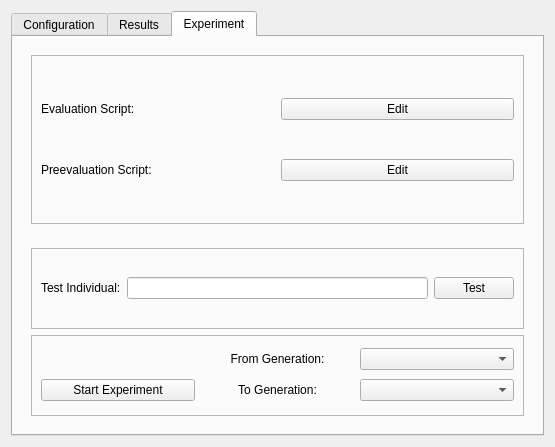
First picture: the form in MLC/GUI/Autogenerated/untitled/experiment.ui, repository MachineLearningControl/OpenMLC-Python, before the edit.
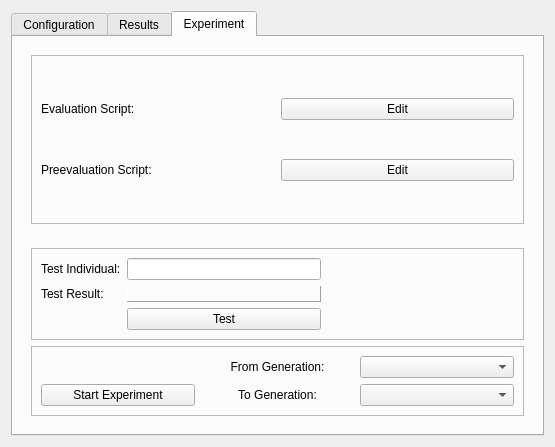
Second picture: the form after the edit. The open tabs and pages were chosen to show the change.

Commit message:
Added Test Individual feature
* #33

The edit to the form file:
```diff
--- a/MLC/GUI/Autogenerated/untitled/experiment.ui
+++ b/MLC/GUI/Autogenerated/untitled/experiment.ui
@@ -407,11 +407,11 @@
             <property name="frameShadow">
              <enum>QFrame::Raised</enum>
             </property>
-            <layout class="QGridLayout" name="gridLayout_2">
-             <item row="0" column="2">
-              <widget class="QPushButton" name="test_button">
+            <layout class="QGridLayout" name="gridLayout">
+             <item row="1" column="0">
+              <widget class="QLabel" name="label">
                <property name="text">
-                <string>Test</string>
+                <string>Test Result:</string>
                </property>
               </widget>
              </item>
@@ -423,7 +423,43 @@
               </widget>
              </item>
              <item row="0" column="1">
-              <widget class="QLineEdit" name="test_edit"/>
+              <widget class="QLineEdit" name="test_indiv_edit"/>
+             </item>
+             <item row="1" column="1">
+              <widget class="QLabel" name="test_label_result">
+               <property name="frameShape">
+                <enum>QFrame::Panel</enum>
+               </property>
+               <property name="frameShadow">
+                <enum>QFrame::Raised</enum>
+               </property>
+               <property name="text">
+                <string/>
+               </property>
+               <property name="alignment">
+                <set>Qt::AlignCenter</set>
+               </property>
+              </widget>
+             </item>
+             <item row="0" column="2">
+              <spacer name="horizontalSpacer">
+               <property name="orientation">
+                <enum>Qt::Horizontal</enum>
+               </property>
+               <property name="sizeHint" stdset="0">
+                <size>
+                 <width>40</width>
+                 <height>20</height>
+                </size>
+               </property>
+              </spacer>
+             </item>
+             <item row="3" column="1">
+              <widget class="QPushButton" name="test_button">
+               <property name="text">
+                <string>Test</string>
+               </property>
+              </widget>
              </item>
             </layout>
            </widget>
```
Left out of the diff: 19 changed lines with no effect on the pictures. The commit also changes 2 other files.
